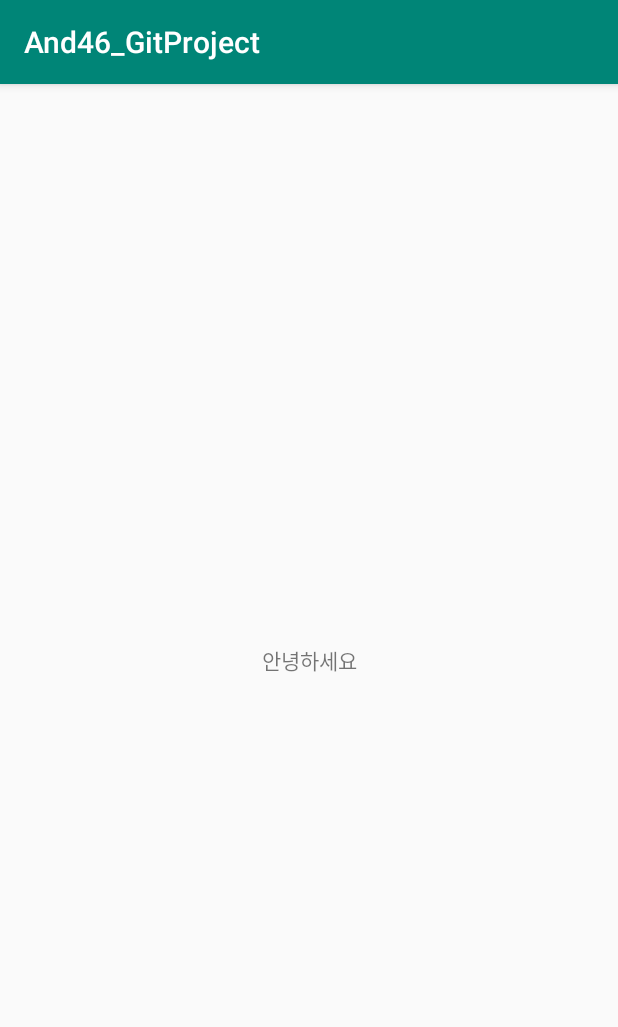
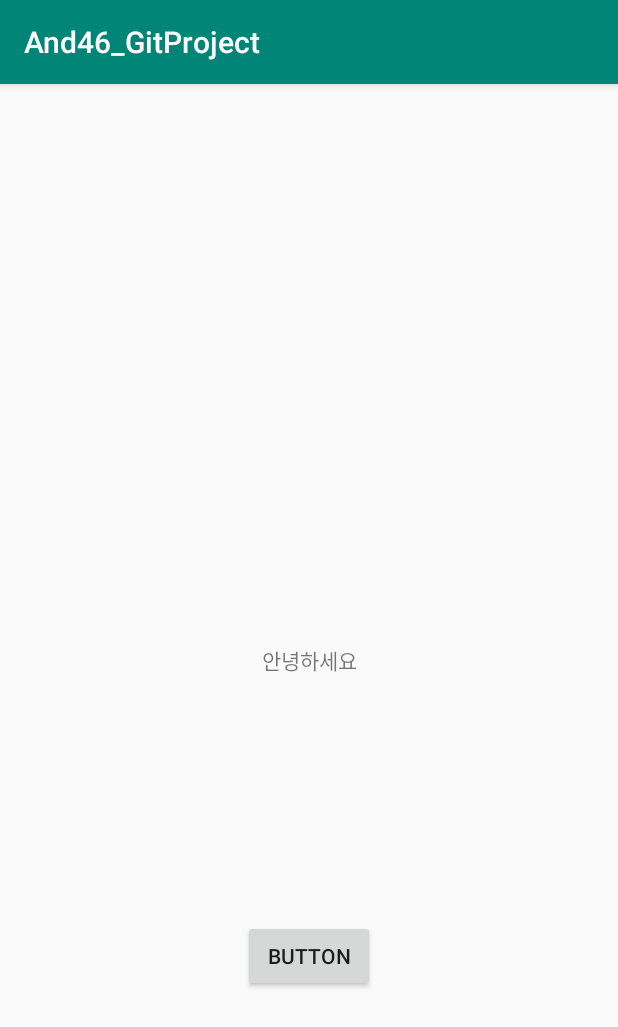
Before and after one commit to yunheehyeon/And46_GitProject, an Android app: the screen it shows after launch (MainActivity), on a phone screen of 412 x 824 dp. Shown: the top 1027 px of the screen. Run offline under Robolectric (Android 15) with nearby library versions, the phone set to English and light mode, and no system bars.

Commit message:
MainActivity 추가

```diff
--- a/app/src/main/java/edu/android/and46_gitproject/MainActivity.java
+++ b/app/src/main/java/edu/android/and46_gitproject/MainActivity.java
@@ -2,6 +2,7 @@ package edu.android.and46_gitproject;
 
 import android.support.v7.app.AppCompatActivity;
 import android.os.Bundle;
+import android.widget.Button;
 import android.widget.TextView;
 
 public class MainActivity extends AppCompatActivity {
@@ -15,5 +16,7 @@ public class MainActivity extends AppCompatActivity {
 
         textView = findViewById(R.id.textView);
         textView.setText("안녕하세요");
+
+        Button btn = findViewById(R.id.button);
     }
 }
--- a/app/src/main/res/layout/activity_main.xml
+++ b/app/src/main/res/layout/activity_main.xml
@@ -16,4 +16,18 @@
         app:layout_constraintRight_toRightOf="parent"
         app:layout_constraintTop_toTopOf="parent" />
 
+    <Button
+        android:id="@+id/button"
+        android:layout_width="wrap_content"
+        android:layout_height="wrap_content"
+        android:layout_marginStart="8dp"
+        android:layout_marginTop="8dp"
+        android:layout_marginEnd="8dp"
+        android:layout_marginBottom="8dp"
+        android:text="Button"
+        app:layout_constraintBottom_toBottomOf="parent"
+        app:layout_constraintEnd_toEndOf="parent"
+        app:layout_constraintStart_toStartOf="parent"
+        app:layout_constraintTop_toBottomOf="@+id/textView" />
+
 </android.support.constraint.ConstraintLayout>
```
